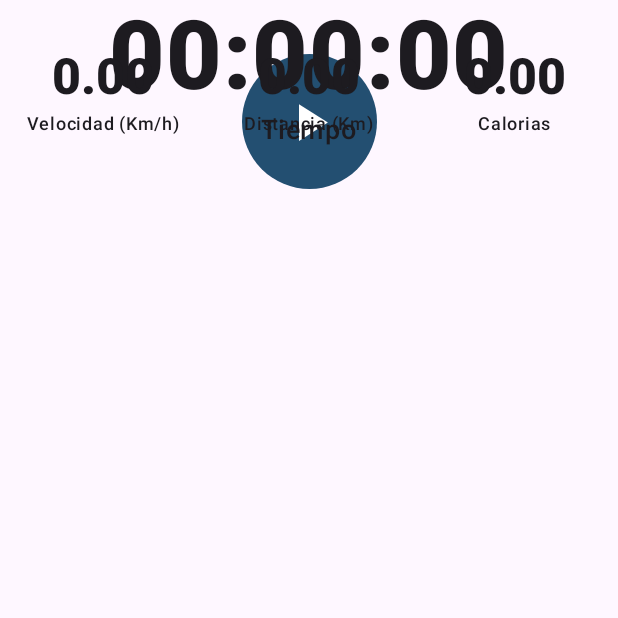
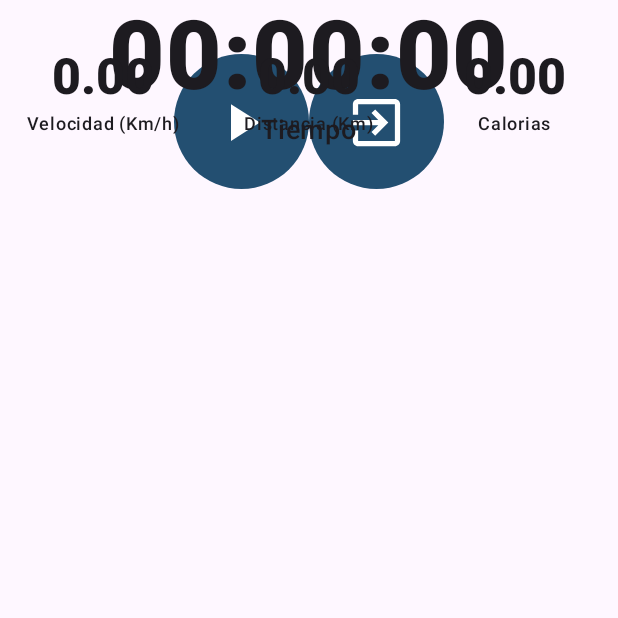
Before and after one commit to unlam-tec-movil/A3-2024-H1-E4, an Android app built with Jetpack Compose: the composable BottomSheetContent called with empty values, on a phone screen of 412 x 824 dp, the top half of it. Run offline under Robolectric (Android 15) with nearby library versions, the phone set to English and light mode, and no system bars.

```diff
--- a/app/src/main/java/ar/edu/unlam/mobile/scaffolding/ui/screens/ActivityProgressScreen.kt
+++ b/app/src/main/java/ar/edu/unlam/mobile/scaffolding/ui/screens/ActivityProgressScreen.kt
@@ -19,6 +19,8 @@ import androidx.compose.foundation.layout.size
 import androidx.compose.foundation.shape.CircleShape
 import androidx.compose.material.icons.Icons
 import androidx.compose.material.icons.automirrored.filled.ArrowForward
+import androidx.compose.material.icons.automirrored.filled.ExitToApp
+import androidx.compose.material.icons.automirrored.filled.Send
 import androidx.compose.material3.BottomSheetScaffold
 import androidx.compose.material3.Button
 import androidx.compose.material3.ButtonDefaults
@@ -168,6 +170,7 @@ fun ActivityProgressScreen(
                     caloriesState,
                     onActivityStop = { viewModel.pause() },
                     onActivityStart = { viewModel.start() },
+                    onActivityFinish = { viewModel.stop(userId.toLong()) }
                 )
             },
         ) {
@@ -183,6 +186,7 @@ private fun BottomSheetContent(
     caloriesState: Double,
     onActivityStart: () -> Unit,
     onActivityStop: () -> Unit,
+    onActivityFinish: () -> Unit,
 ) {
     var running by
         rememberSaveable {
@@ -197,6 +201,7 @@ private fun BottomSheetContent(
         verticalArrangement = Arrangement.Center,
     ) {
         Spacer(modifier = Modifier.padding(12.dp))
+        if(running) {
             Button(
                 onClick = {
                     if (running) {
@@ -227,6 +232,62 @@ private fun BottomSheetContent(
                     Modifier
                         .size(64.dp),
                 )
+            }
+        } else {
+            Row {
+                Button(
+                    onClick = {
+                        if (running) {
+                            onActivityStop()
+                        } else {
+                            onActivityStart()
+                        }
+                        running = !running
+                    },
+                    modifier = Modifier.size(90.dp),
+                    shape = CircleShape,
+                    colors =
+                    ButtonDefaults.buttonColors(
+                        containerColor = Color(35, 79, 113, 255),
+                    ),
+                ) {
+                    Image(
+                        painter =
+                        if (running) {
+                            painterResource(
+                                id = R.drawable.baseline_pause_24,
+                            )
+                        } else {
+                            painterResource(id = R.drawable.baseline_play_arrow_24)
+                        },
+                        contentDescription = null,
+                        modifier =
+                        Modifier
+                            .size(64.dp),
+                    )
+                }
+            Button(
+                onClick = {
+                    running = !running
+                    onActivityFinish()
+                },
+                modifier = Modifier.size(90.dp),
+                shape = CircleShape,
+                colors =
+                ButtonDefaults.buttonColors(
+                    containerColor = Color(35, 79, 113, 255),
+                ),
+            ) {
+                Icon(
+                    imageVector = Icons.AutoMirrored.Filled.ExitToApp,
+                    tint = Color.White,
+                    contentDescription = null,
+                    modifier =
+                    Modifier
+                        .size(64.dp),
+                )
+            }
+            }
         }
     }
     Column(
--- a/app/src/main/java/ar/edu/unlam/mobile/scaffolding/ui/screens/HomeScreen.kt
+++ b/app/src/main/java/ar/edu/unlam/mobile/scaffolding/ui/screens/HomeScreen.kt
@@ -131,8 +131,7 @@ fun HomeScreen(
                         modifier = modifier.height(25.dp),
                     )
                     OutlinedButton(
-                        //onClick = { navController.navigate(Routes.Awards.name) },
-                        onClick = { navController.navigate(Routes.RegisterScreen.name) },
+                        onClick = { navController.navigate(Routes.Awards.name) },
                         shape = RoundedCornerShape(10.dp),
                         border = BorderStroke(2.dp, MaterialTheme.colorScheme.onPrimary),
                         colors = ButtonDefaults.outlinedButtonColors(MaterialTheme.colorScheme.primary),
--- a/app/src/main/java/ar/edu/unlam/mobile/scaffolding/ui/screens/RegisterScreen.kt
+++ b/app/src/main/java/ar/edu/unlam/mobile/scaffolding/ui/screens/RegisterScreen.kt
@@ -61,6 +61,7 @@ fun RegisterScreen (
     fun handleContinueButtonClick() {
         if(name == "" || lastName == "" || weight == "" || height == "" || age == "" ){
             Toast.makeText(context, "Todos los datos son obligatorios!", Toast.LENGTH_SHORT).show()
+            return
         }
         val user = User(1, name, lastName, age.toInt(), height.toInt(), weight.toDouble(), 0.0, 0,0,0)
         viewModel.setUser(user)
```
Also changed, not shown: app/src/main/java/ar/edu/unlam/mobile/scaffolding/ui/viewmodels/RegisterViewModel.kt (+7 -2 lines). Lines whose indentation alone changed are shown as unchanged.
